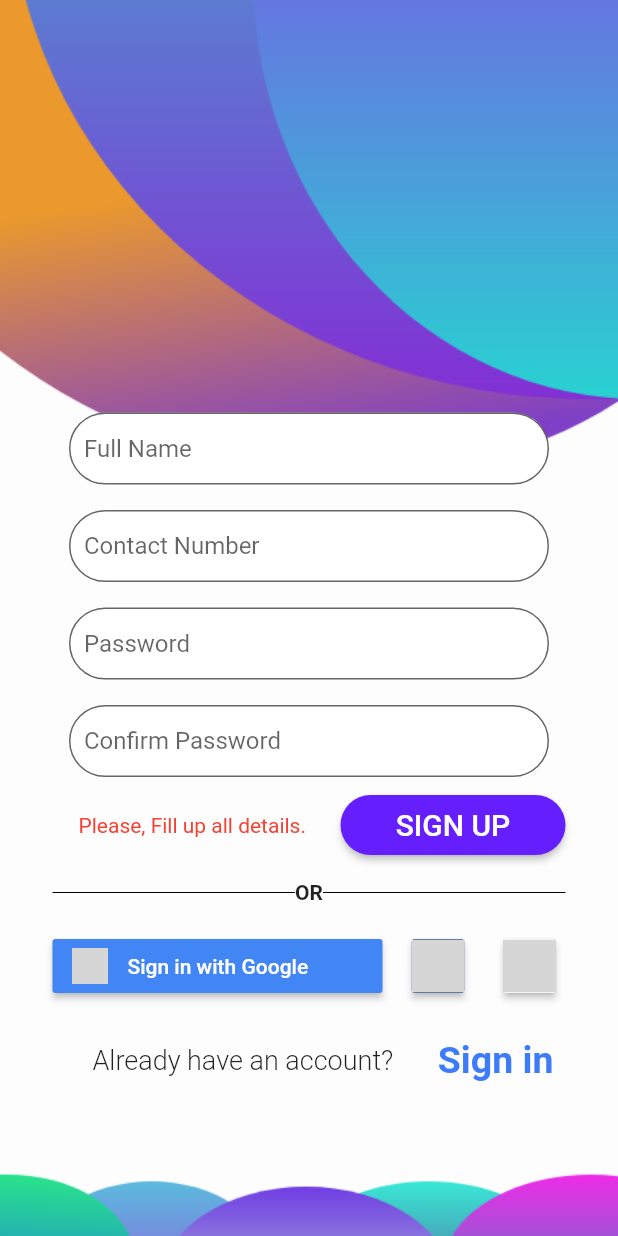
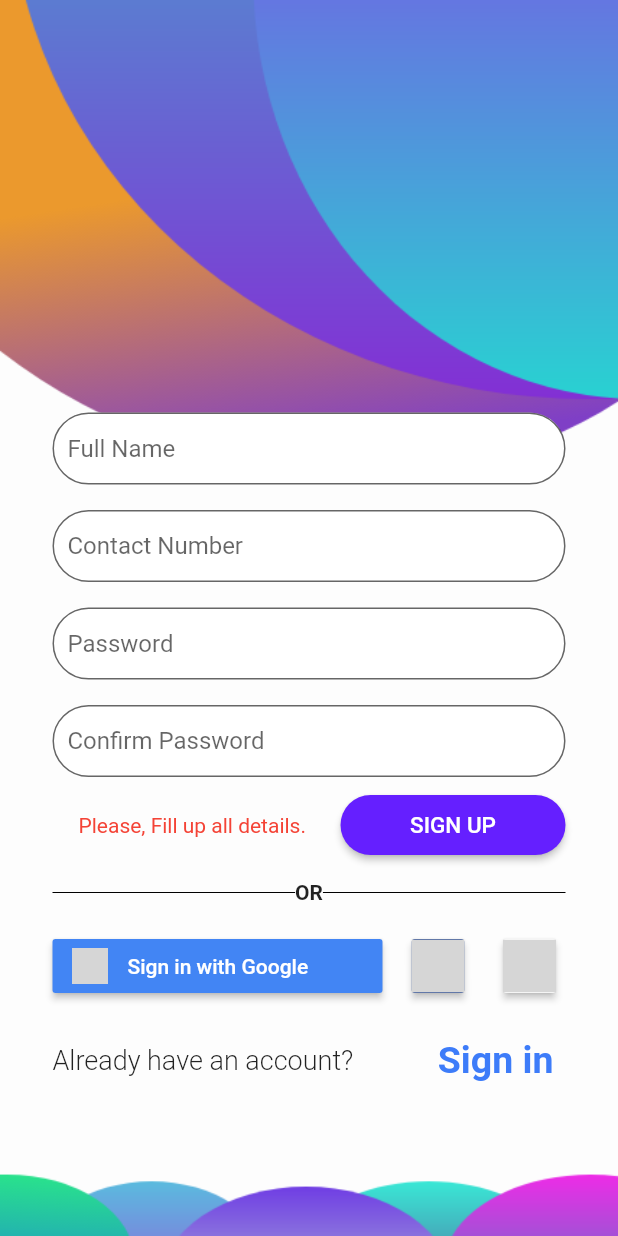
Before and after one commit to Anurag-Bharati/Park-and-Pee, a Flutter app: the screen it shows after launch, after a tap on "SIGN IN", after a tap on "Sign up", on a phone screen of 412 x 824 dp. Run offline on Flutter 3.47's test engine with Material 2 defaults, Android fonts, the phone set to English and light mode, and no system bars; our stand-ins replace curved_navigation_bar, flutter_signin_button, material_design_icons_flutter; Roboto replaces fonts that are missing (Poppins-Bold.ttf, fonts/Poppins-Bold.ttf, fonts/Poppins-Regular.ttf); grey boxes are pictures that could not be loaded.

Commit message:
Login page regisation page property home and setting are updated

```diff
--- a/lib/Setting.dart
+++ b/lib/Setting.dart
@@ -19,7 +19,7 @@ class _MySettingPagestate extends State<MySettingPage> {
     return Container(
       decoration: const BoxDecoration(
         image: DecorationImage(
-            image: AssetImage('assets/homebackground.png'), fit: BoxFit.cover),
+            image: AssetImage('assets/homebackground.png'), fit: BoxFit.fill),
       ),
       child:SafeArea(
         top:true,
--- a/lib/home_page.dart
+++ b/lib/home_page.dart
@@ -19,7 +19,7 @@ class _MyHomePagestate extends State<MyHomePage> {
         decoration: const BoxDecoration(
           image: DecorationImage(
               image: AssetImage('assets/homebackground.png'),
-              fit: BoxFit.cover),
+              fit: BoxFit.fill),
         ),
         child: SafeArea(
           top: false,
--- a/lib/login.dart
+++ b/lib/login.dart
@@ -2,7 +2,6 @@
 
 import 'dart:convert';
 import 'package:flutter/material.dart';
-import 'package:flutter/rendering.dart';
 import 'package:material_design_icons_flutter/material_design_icons_flutter.dart';
 import 'package:flutter_signin_button/flutter_signin_button.dart';
 import 'package:http/http.dart' as http;
@@ -84,7 +83,7 @@ class _MyLoginState extends State<MyLogin> {
             body: Stack(
               children: [
                 SingleChildScrollView(
-                  child:Column(
+                  child: Column(
                     crossAxisAlignment: CrossAxisAlignment.start,
                     children: [
                       Container(
@@ -95,7 +94,7 @@ class _MyLoginState extends State<MyLogin> {
                               child: Column(children: [
                                 Container(
                                   padding: const EdgeInsets.symmetric(
-                                        vertical: 24, horizontal: 24),
+                                      vertical: 40, horizontal: 24),
                                   decoration: BoxDecoration(
                                       color: Colors.transparent,
                                       borderRadius: BorderRadius.circular(25),
@@ -123,6 +122,11 @@ class _MyLoginState extends State<MyLogin> {
                                             return null;
                                           },
                                           decoration: InputDecoration(
+                                              errorStyle: TextStyle(
+                                                color: Colors.red[400],
+                                                fontWeight: FontWeight.bold,
+                                                fontSize: 13,
+                                              ),
                                               contentPadding:
                                                   const EdgeInsets.fromLTRB(
                                                       10, 0, 0, 0),
@@ -139,14 +143,12 @@ class _MyLoginState extends State<MyLogin> {
                                         height: 15,
                                       ),
                                       SizedBox(
-
                                         height: 50,
                                         child: TextFormField(
                                           autovalidateMode: AutovalidateMode
                                               .onUserInteraction,
                                           style: const TextStyle(
                                               color: Colors.black),
-                                            obscureText: true,
                                           controller: TextEditingController(
                                               text: user.password),
                                           onChanged: (val) {
@@ -158,9 +160,9 @@ class _MyLoginState extends State<MyLogin> {
                                             }
                                             return null;
                                           },
+                                          obscureText: true,
                                           decoration: InputDecoration(
                                               contentPadding:
-
                                                   const EdgeInsets.fromLTRB(
                                                       10, 0, 0, 0),
                                               fillColor: Colors.white,
@@ -172,22 +174,47 @@ class _MyLoginState extends State<MyLogin> {
                                               )),
                                         ),
                                       ),
-                                        const SizedBox(
-                                          height: 5,
+                                      const SizedBox(height: 5),
+                                      Row(
+                                          mainAxisAlignment:
+                                              MainAxisAlignment.spaceBetween,
+                                          children: [
+                                            SizedBox(
+                                              height: 23,
+                                              width: 150,
+                                              child: TextFormField(
+                                                maxLines: 1,
+                                                readOnly: true,
+                                                decoration:
+                                                    const InputDecoration(
+                                                        border:
+                                                            InputBorder.none),
+                                                // controller:
+                                                //     TextEditingController(
+                                                //   text: user.phone,
+                                                // ),
+                                                // onChanged: (val) {
+                                                //   user.phone = val;
+                                                //   user.password = val;
+                                                // },
+                                                // validator: (value) {
+                                                //   if (value!.isEmpty ) {
+                                                //     return 'Enter Phone or Password';
+                                                //   }
+                                                //   else {
+                                                //     return null;
+                                                //   }
+                                                // },
                                               ),
-                                        Container(
-                                          padding: const EdgeInsets.symmetric( vertical:0,horizontal: 50,),
-                                          // padding:
-                                          //     const EdgeInsets.only(left: 165),
-                                          child: TextButton(
+                                            ),
+                                            TextButton(
                                               child: const Text(
                                                 'Forgot Password',
                                                 style: TextStyle(
+                                                  fontWeight: FontWeight.bold,
+                                                  color: Colors.black54,
                                                   fontSize: 18,
-                                                  fontFamily:
-                                                      "fonts/Poppins-SemiBold.ttf",
-                                                  color: Color.fromARGB(
-                                                      1000, 49, 53, 49)),
+                                                ),
                                               ),
                                               onPressed: () {
                                                 Navigator.pushNamed(
@@ -195,16 +222,16 @@ class _MyLoginState extends State<MyLogin> {
                                               },
                                               style: ElevatedButton.styleFrom(
                                                 textStyle: const TextStyle(
-                                                  fontWeight: FontWeight.w700),
+                                                    fontWeight:
+                                                        FontWeight.w700),
                                               ),
                                             ),
-                                        ),
+                                          ]),
                                       Row(
                                         mainAxisAlignment:
                                             MainAxisAlignment.spaceBetween,
                                         children: [
-                                        Row(
-                                          children: <Widget>[
+                                          Row(children: <Widget>[
                                             Checkbox(
                                               value: value,
                                               onChanged: (value) {
@@ -219,14 +246,17 @@ class _MyLoginState extends State<MyLogin> {
                                             const Text(
                                               'Remember me',
                                               style: TextStyle(
-                                                  fontSize: 18,
+                                                  color: Colors.black45,
+                                                  fontSize: 20,
                                                   fontFamily:
                                                       "fonts/Poppins-Regular.ttf"),
                                             ),
-                                            ]
+                                          ]),
+                                          Container(
+                                            padding: const EdgeInsets.symmetric(
+                                              vertical: 0,
+                                              horizontal: 5.5,
                                             ),
-                                            Container(
-                                          padding: const EdgeInsets.symmetric( vertical:0,horizontal: 5.5,),
                                             height: 40,
                                             width: 130,
                                             child: ElevatedButton.icon(
@@ -244,23 +274,19 @@ class _MyLoginState extends State<MyLogin> {
                                                     }
                                                   }
                                                 },
-                                                  style:
-                                                      ElevatedButton.styleFrom(
+                                                style: ElevatedButton.styleFrom(
                                                   primary: Colors
                                                       .deepPurpleAccent[400],
                                                   padding:
                                                       const EdgeInsets.only(
                                                           left: 15),
-                                                    shape:
-                                                        RoundedRectangleBorder(
+                                                  shape: RoundedRectangleBorder(
                                                       borderRadius:
-                                                                BorderRadius
-                                                                    .circular(
+                                                          BorderRadius.circular(
                                                               25)),
                                                 ),
                                                 label: const Icon(
-                                                    MdiIcons
-                                                        .arrowRightBoldCircle,
+                                                  MdiIcons.arrowRightBoldCircle,
                                                   size: 40,
                                                 ),
                                                 icon: const Text("SIGN IN",
@@ -269,8 +295,8 @@ class _MyLoginState extends State<MyLogin> {
                                                         fontFamily:
                                                             "fonts/Poppins-Bold.ttf"))),
                                           ),
-                                          ],),
-
+                                        ],
+                                      ),
                                       const SizedBox(
                                         height: 15,
                                       ),
@@ -325,6 +351,7 @@ class _MyLoginState extends State<MyLogin> {
                                           const Text(
                                             "Don't Have Account?",
                                             style: TextStyle(
+                                                color: Colors.black38,
                                                 fontWeight: FontWeight.w300,
                                                 fontSize: 18,
                                                 fontFamily:
@@ -343,8 +370,7 @@ class _MyLoginState extends State<MyLogin> {
                                                   color: Color.fromARGB(
                                                       1000, 42, 111, 249),
                                                   fontSize: 25,
-                                                    fontWeight:
-                                                        FontWeight.bold),
+                                                  fontWeight: FontWeight.bold),
                                             ),
                                           ),
                                         ],
@@ -352,18 +378,13 @@ class _MyLoginState extends State<MyLogin> {
                                     ],
                                   ),
                                 ),
-                                ]
-                                )
-                                )
-                                )
+                              ])))
                     ],
                   ),
-
                 ),
               ],
             ),
           ),
-        )
-        );
+        ));
   }
 }
--- a/lib/property.dart
+++ b/lib/property.dart
@@ -19,7 +19,7 @@ class _MyProperyPagestate extends State<MyProperyPage> {
     return Container(
       decoration: const BoxDecoration(
         image: DecorationImage(
-            image: AssetImage('assets/homebackground.png'), fit: BoxFit.cover),
+            image: AssetImage('assets/homebackground.png'), fit: BoxFit.fill),
       ),
       child: const Scaffold(
         resizeToAvoidBottomInset: false,
--- a/lib/register.dart
+++ b/lib/register.dart
@@ -80,29 +80,39 @@ class _MyRegisterState extends State<MyRegister> {
   @override
   Widget build(BuildContext context) {
     return Container(
-      decoration: BoxDecoration(
+        decoration: const BoxDecoration(
           image: DecorationImage(
               image: AssetImage('assets/LRVBackground.png'), fit: BoxFit.fill),
         ),
+        child: SafeArea(
+          top: true,
           child: Scaffold(
             resizeToAvoidBottomInset: false,
             backgroundColor: Colors.transparent,
             body: Stack(
               children: [
-            PageView(
-              children: [
-                Column(
+                SingleChildScrollView(
+                  child:Column(
                       crossAxisAlignment: CrossAxisAlignment.start,
                       children: [
                         Container(
-                      margin:
-                          EdgeInsets.only(left: 35, right: 35, top: 320 - 45),
+                            padding: const EdgeInsets.symmetric(
+                                vertical: 250, horizontal: 10),
                       child: Form(
                         key: _formKey,
                         child: Column(
                           children: [
+                            Container(
+                                    padding: const EdgeInsets.symmetric(
+                                        vertical: 24, horizontal: 24),
+                                    decoration: BoxDecoration(
+                                        color: Colors.transparent,
+                                        borderRadius: BorderRadius.circular(25),
+                                        border: Border.all(
+                                            color: Colors.transparent)),
+                                    child: Column(
+                                      children: [
                             SizedBox(
-                              width: 320,
                               height: 50,
                               child: TextFormField(
                                 autovalidateMode:
@@ -134,7 +144,7 @@ class _MyRegisterState extends State<MyRegister> {
                               height: 15,
                             ),
                             SizedBox(
-                              width: 320,
+
                               height: 50,
                               child: TextFormField(
                                 autovalidateMode:
@@ -166,7 +176,6 @@ class _MyRegisterState extends State<MyRegister> {
                               height: 15,
                             ),
                             SizedBox(
-                              width: 320,
                               height: 50,
                               child: TextFormField(
                                 autovalidateMode:
@@ -199,7 +208,6 @@ class _MyRegisterState extends State<MyRegister> {
                               height: 15,
                             ),
                             SizedBox(
-                              width: 320,
                               height: 50,
                               child: TextFormField(
                                 autovalidateMode:
@@ -249,7 +257,7 @@ class _MyRegisterState extends State<MyRegister> {
                                     child: ElevatedButton(
                                         child: Text('SIGN UP',
                                             style: TextStyle(
-                                                fontSize: 20,
+                                                fontSize: 15,
                                                 fontFamily:
                                                     "fonts/Poppins-Bold.ttf")),
                                         onPressed: () {
@@ -320,7 +328,6 @@ class _MyRegisterState extends State<MyRegister> {
                             Row(
                               mainAxisAlignment: MainAxisAlignment.spaceBetween,
                               children: [
-                                Padding(padding: EdgeInsets.only(right: 5)),
                                 Text(
                                   "Already have an account?",
                                   style: TextStyle(
@@ -346,15 +353,19 @@ class _MyRegisterState extends State<MyRegister> {
                             )
                           ],
                         ),
+                        )
+                          ]
+                          )
                       ),
                     )
                   ],
                 ),
-              ],
+
             ),
           ],
         ),
       ),
+      )
     );
   }
 }
```
Lines whose indentation alone changed are shown as unchanged.
